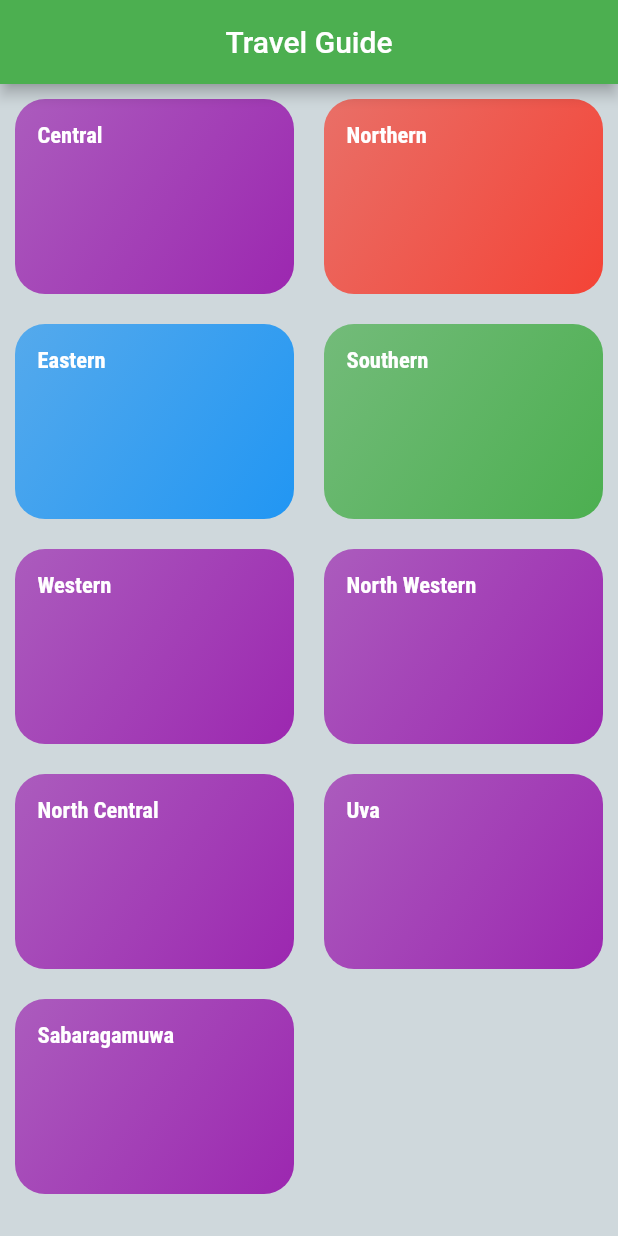
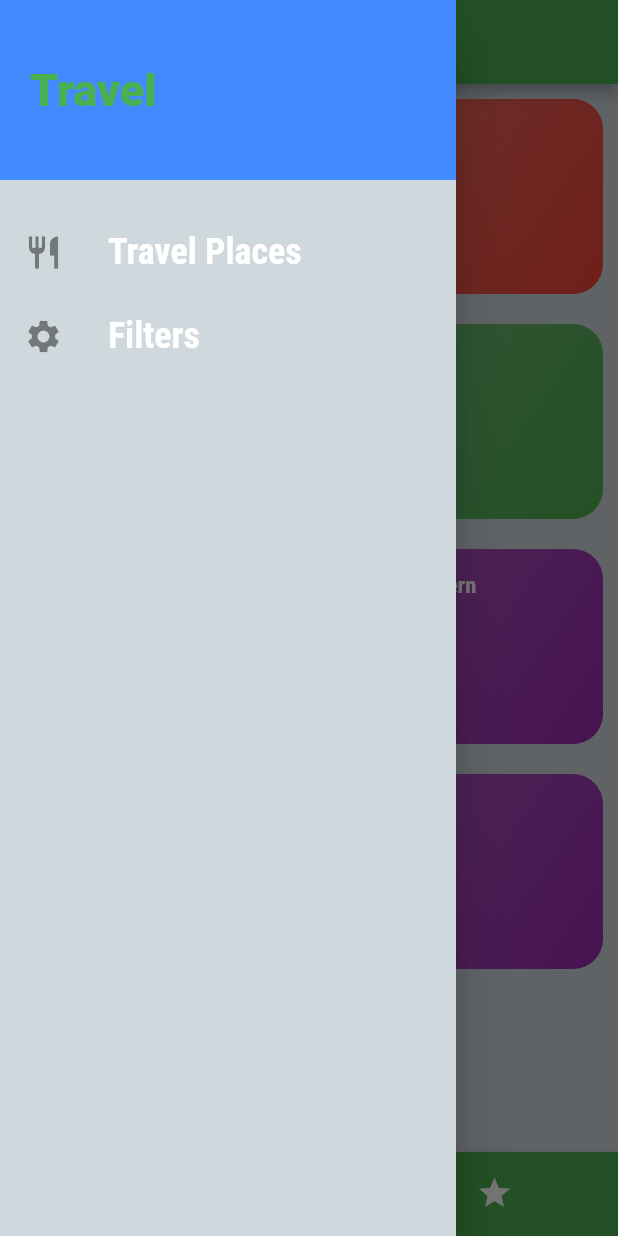
Before and after one commit to hashanranasinghe/travel_guid, a Flutter app: the screen it shows after launch, with the side drawer open (before the commit the screen has no drawer), on a phone screen of 412 x 824 dp. Run offline on Flutter 3.47's test engine with Material 2 defaults, Android fonts, the phone set to English and light mode, and no system bars; our stand-ins replace device_preview.

Commit message:
Add Tab Screen

```diff
--- a/lib/main.dart
+++ b/lib/main.dart
@@ -4,6 +4,7 @@ import 'package:flutter/material.dart';
 import 'package:travel_guid/screens/category_screen.dart';
 import 'package:flutter/cupertino.dart';
 import 'package:travel_guid/screens/category_travel_screen.dart';
+import 'package:travel_guid/screens/tabs_screen.dart';
 import 'package:travel_guid/screens/travel_details_screen.dart';
 
 void main() {
@@ -42,7 +43,7 @@ class MyApp extends StatelessWidget {
         )
       ),
       routes: {
-        '/': (ctx) => const CategoriesScreen(),
+        '/': (ctx) => const TabsScreen(),
         CategoryTravelScreen.screenName: (ctx) => const CategoryTravelScreen(),
         TravelDetailsScreen.travelDetailsScreenName: (ctx) => const TravelDetailsScreen(),
       },
--- a/lib/screens/category_screen.dart
+++ b/lib/screens/category_screen.dart
@@ -9,11 +9,6 @@ class CategoriesScreen extends StatelessWidget {
   @override
   Widget build(BuildContext context) {
     return Scaffold(
-      appBar: AppBar(
-
-        title: const Center(child: Text('Travel Guide')),
-
-      ),
       body: GridView(
         padding: const EdgeInsets.all(10),
         children: dummyCategories.map((catData) => CategoryItem(
--- /dev/null
+++ b/lib/screens/favorites_screen.dart
@@ -0,0 +1,12 @@
+import 'package:flutter/material.dart';
+
+class FavoritesScreen extends StatelessWidget {
+  const FavoritesScreen({Key? key}) : super(key: key);
+
+  @override
+  Widget build(BuildContext context) {
+    return const Scaffold(
+
+    );
+  }
+}
--- /dev/null
+++ b/lib/screens/tabs_screen.dart
@@ -0,0 +1,93 @@
+import 'package:flutter/material.dart';
+import 'package:travel_guid/screens/category_screen.dart';
+import 'package:travel_guid/screens/favorites_screen.dart';
+import 'package:travel_guid/widgets/main_drawer.dart';
+
+class TabsScreen extends StatefulWidget {
+  const TabsScreen({Key? key}) : super(key: key);
+
+  @override
+  _TabsScreenState createState() => _TabsScreenState();
+}
+
+// class _TabsScreenState extends State<TabsScreen> {
+//   @override
+//   Widget build(BuildContext context) {
+//     return DefaultTabController(
+//       length: 2,
+//       child: Scaffold(
+//         appBar: AppBar(
+//           title: const Center(
+//               child: Text('Travel')),
+//           bottom: const TabBar(tabs: <Widget>[
+//             Tab(
+//               icon: Icon(Icons.category),
+//               text: 'categories',),
+//             Tab(
+//               icon: Icon(Icons.star),
+//               text: 'Favorites',
+//             ),
+//           ],
+//           ),
+//         ),
+//         body: const TabBarView(
+//           children: <Widget>[
+//             CategoriesScreen(),
+//             FavoritesScreen(),
+//           ],
+//         ),
+//       ),
+//     );
+//   }
+// }
+
+class _TabsScreenState extends State<TabsScreen> {
+
+  final List<Map<String,dynamic>> _pages = [
+    {
+      'page': const CategoriesScreen(),'title': 'Categories'
+    },
+    {
+      'page': const FavoritesScreen(),'title': 'Favorites'
+    },
+
+
+  ];
+  int _selectPageIndex = 0;
+
+  void _selectPage(int index){
+    setState(() {
+      _selectPageIndex = index;
+    });
+  }
+
+  @override
+  Widget build(BuildContext context) {
+      return Scaffold(
+        appBar: AppBar(
+          title: Center(child: Text(_pages[_selectPageIndex]['title'])),
+        ),
+
+        drawer: const MainDrawer(),
+        body: _pages[_selectPageIndex]['page'],
+        bottomNavigationBar: BottomNavigationBar(
+          backgroundColor: Theme.of(context).primaryColor,
+          unselectedItemColor: Colors.white,
+          selectedItemColor: Colors.black,
+          currentIndex: _selectPageIndex,
+          type: BottomNavigationBarType.shifting,
+          onTap: _selectPage,
+          items:  [
+            BottomNavigationBarItem(
+                backgroundColor: Theme.of(context).primaryColor,
+                icon: const Icon(Icons.category),
+                title: const Text('Categories')),
+            BottomNavigationBarItem(
+                backgroundColor: Theme.of(context).primaryColor,
+                icon: const Icon(Icons.star),
+                title: const Text('Favorites'))
+          ],
+        ),
+      );
+  }
+}
--- /dev/null
+++ b/lib/widgets/main_drawer.dart
@@ -0,0 +1,55 @@
+import 'package:flutter/material.dart';
+
+class MainDrawer extends StatelessWidget {
+  const MainDrawer({Key? key}) : super(key: key);
+
+  Widget BuildListTile(String text,IconData icon){
+    return ListTile(
+      leading: Icon(icon,size: 26),
+      title: Text(
+        text,
+        style: const TextStyle(
+            fontFamily: 'RobotoCondensed',
+            fontSize: 24,
+            fontWeight: FontWeight.bold
+        ),
+      ),
+      onTap: (){
+
+      },
+    );
+  }
+
+  @override
+  Widget build(BuildContext context) {
+    return Drawer(
+      child: Column(
+        children: <Widget>[
+          Container(
+            height: 120,
+            width: double.infinity,
+            padding: const EdgeInsets.all(20),
+            alignment: Alignment.centerLeft,
+            color: Theme.of(context).accentColor,
+
+            child: Text(
+              'Travel',
+              style: TextStyle(
+                fontWeight: FontWeight.w900,
+                fontSize: 30,
+                color: Theme.of(context).primaryColor,
+
+
+              ),
+            ),
+          ),
+          const SizedBox(
+            height: 20,
+          ),
+          BuildListTile('Travel Places', Icons.restaurant),
+          BuildListTile("Filters", Icons.settings),
+        ],
+      ),
+    );
+  }
+}
```
Also changed, not shown: pubspec.lock.
